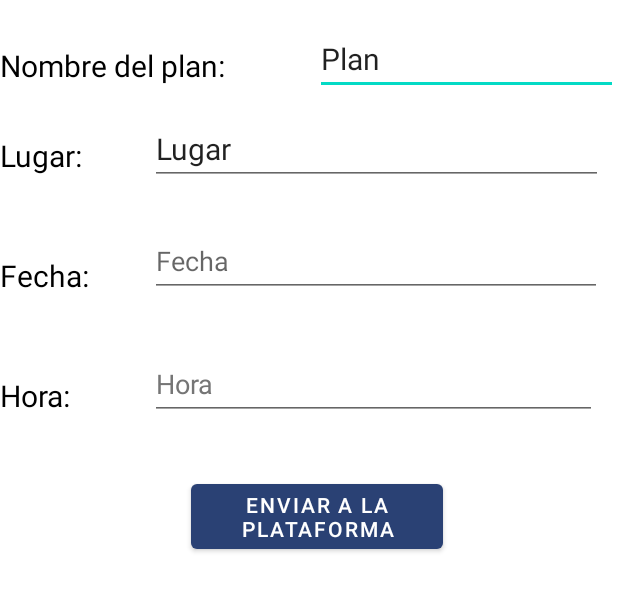
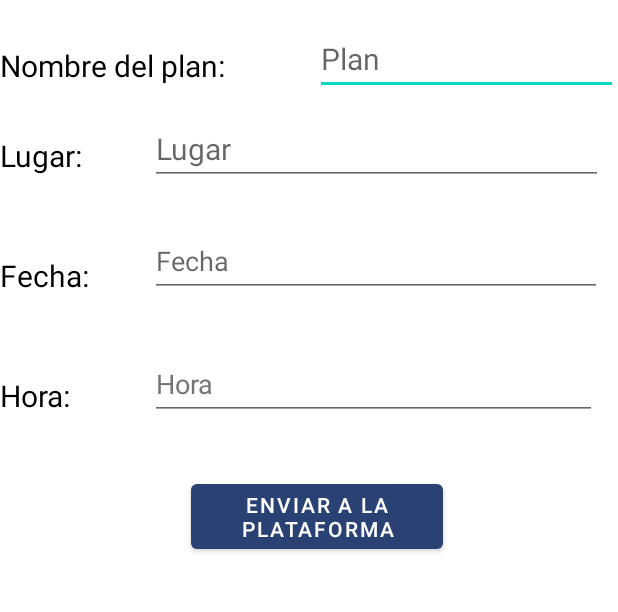
Before and after one commit to Intro-CompuMovil/SureOutdoor, an Android app: the GroupActivity screen opened directly, with no data from a screen before it, after a tap on "ENVIAR A LA PLATAFORMA", on a phone screen of 412 x 824 dp, the part 84-696 px from its top. Run offline under Robolectric (Android 15) with nearby library versions, the phone set to English and light mode, and no system bars; our stand-ins replace Firebase (no records; nobody signed in at launch, a user with empty details on screens opened directly); 1 statement that could not run was skipped.

Commit message:
Grupal?: Check Queda faltando mostrarlos

```diff
--- a/app/src/main/java/com/example/sureoutdoorapp/GroupActivity.kt
+++ b/app/src/main/java/com/example/sureoutdoorapp/GroupActivity.kt
@@ -6,19 +6,32 @@ import android.widget.Button
 import android.widget.ImageButton
 import android.widget.Toast
 import androidx.appcompat.app.AppCompatActivity
+import com.example.sureoutdoorapp.databinding.GroupBinding
 import com.google.firebase.auth.FirebaseAuth
+import com.google.firebase.firestore.FirebaseFirestore
 
 //import androidx.appcompat.widget.Toolbar
 
 class GroupActivity : AppCompatActivity() {
+
+    lateinit var database: FirebaseFirestore
+
+    private lateinit var binding: GroupBinding
+
     override fun onCreate(savedInstanceState: Bundle?) {
         super.onCreate(savedInstanceState)
-        setContentView(R.layout.group)
+        //setContentView(R.layout.group)
+        binding = GroupBinding.inflate(layoutInflater)
+        val view = binding.root
+        setContentView(view)
 
         supportActionBar?.hide()
 
         //Recibe el correo del usuario actual
         var email = intent.getStringExtra("email").toString()
+
+        //Inicializa la base
+        database = FirebaseFirestore.getInstance()
 
         //Botón para cerrar sesión
 
@@ -93,7 +106,27 @@ class GroupActivity : AppCompatActivity() {
         val sendAllButton = findViewById<Button>(R.id.sendAllButton)
 
         sendAllButton.setOnClickListener{
-            Toast.makeText(applicationContext, "Convocatoria compartida a todos", Toast.LENGTH_LONG).show()
+
+            //Verificar que todos los campos estén llenos
+            if(binding.planName.text.isNotEmpty() && binding.placeName.text.isNotEmpty() && binding.dateEle.text.isNotEmpty() &&
+                    binding.timeEle.text.isNotEmpty()){
+                //Se puede proceder a guardar
+                val data = hashMapOf("name" to binding.planName.text.toString(),
+                    "place" to binding.placeName.text.toString(),
+                    "date" to binding.dateEle.text.toString(),
+                    "time" to binding.timeEle.text.toString(),
+                    "person" to email)
+                database.collection("plans").document(binding.planName.text.toString()).set(data).addOnSuccessListener {
+                    //Se pudo guardar satisfactoriamente
+                    Toast.makeText(applicationContext, "Convocatoria compartida a todos", Toast.LENGTH_LONG).show()
+                }
+                    .addOnFailureListener{
+                        Toast.makeText(applicationContext, "Error al crear el plan, intente de nuevo", Toast.LENGTH_LONG).show()
+                    }
+            }else{
+                Toast.makeText(applicationContext, "Llene todos los campos para poder crear el plan", Toast.LENGTH_LONG).show()
+            }
+
         }
 
     }
--- a/app/src/main/res/layout/group.xml
+++ b/app/src/main/res/layout/group.xml
@@ -185,9 +185,9 @@
         android:layout_marginStart="210dp"
         android:layout_marginTop="15dp"
         android:ems="10"
+        android:hint="@string/name_ing"
         android:importantForAutofill="no"
         android:inputType="text"
-        android:text="@string/name_ing"
         android:textSize="20sp" />
 
     <TextView
@@ -208,9 +208,9 @@
         android:layout_marginStart="100dp"
         android:layout_marginTop="75dp"
         android:ems="10"
+        android:hint="@string/place_elec"
         android:importantForAutofill="no"
         android:inputType="text"
-        android:text="@string/place_elec"
         android:textSize="20sp" />
 
     <TextView
```
